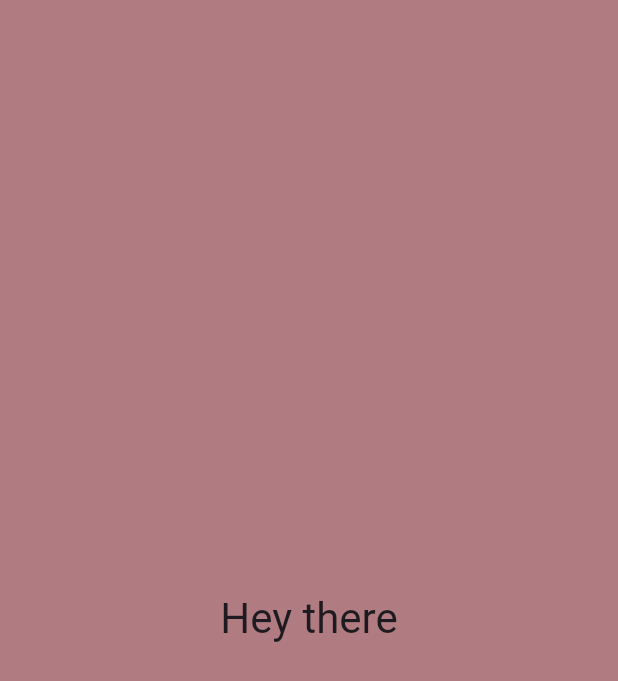
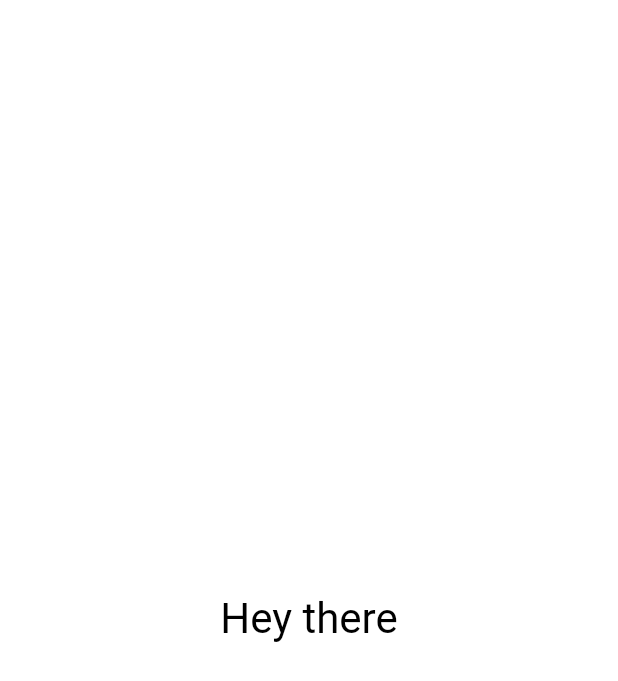
Before and after one commit to maksklimko/solid-software-test-task, a Flutter app: the screen it shows after launch, on a phone screen of 412 x 824 dp. Shown: the top 681 px of the screen. Run offline on Flutter 3.47's test engine with Material 3 defaults, Android fonts, the phone set to English and light mode, and no system bars; our stand-ins replace flutter_bloc.

Commit message:
Implemented state management with cubit

```diff
--- a/lib/general/app.dart
+++ b/lib/general/app.dart
@@ -1,6 +1,8 @@
 import 'package:flutter/material.dart';
+import 'package:flutter_bloc/flutter_bloc.dart';
 import 'package:solid_software_test_task/resources/strings_manager.dart';
-import 'package:solid_software_test_task/widgets/home_screen.dart';
+import 'package:solid_software_test_task/screens/home_screen/home_screen.dart';
+import 'package:solid_software_test_task/screens/home_screen/home_screen_cubit.dart';
 
 /// [App] widget is the root of application. It handles basic stuff like
 /// theming, routing, localization, etc.
@@ -10,9 +12,12 @@ class App extends StatelessWidget {
 
   @override
   Widget build(BuildContext context) {
-    return const MaterialApp(
+    return MaterialApp(
       title: StringsManager.appName,
-      home: HomeScreen(),
+      home: BlocProvider(
+        create: (_) => HomeScreenCubit(),
+        child: const HomeScreen(),
+      ),
     );
   }
 }
--- a/lib/resources/constants_manager.dart
+++ b/lib/resources/constants_manager.dart
@@ -2,6 +2,6 @@ import 'dart:ui';
 
 /// Resourse class that provides constatnt values for app
 class ConstantsManager {
-  ///Maximum possible integer value that can be converted to [Color]
+  /// Maximum possible integer value that can be converted to [Color]
   static const int maxColorValue = 0xFFFFFFFF;
 }
--- /dev/null
+++ b/lib/screens/home_screen/home_screen.dart
@@ -0,0 +1,45 @@
+import 'package:flutter/material.dart';
+import 'package:flutter_bloc/flutter_bloc.dart';
+import 'package:solid_software_test_task/resources/strings_manager.dart';
+import 'package:solid_software_test_task/screens/home_screen/home_screen_cubit.dart';
+import 'package:solid_software_test_task/screens/home_screen/home_screen_state.dart';
+import 'package:solid_software_test_task/utils/color_utils.dart';
+
+/// Main screen of the app
+///
+/// Implements background color changing functionality using [ColorUtils]
+///
+/// Also additional feature: changing text color depending on background color
+/// to increase readability and exclude case when background color is equal
+/// to text color
+class HomeScreen extends StatelessWidget {
+  /// Creates new instance of widget
+  const HomeScreen({super.key});
+
+  @override
+  Widget build(BuildContext context) {
+    return Scaffold(
+      body: BlocBuilder<HomeScreenCubit, HomeScreenState>(
+        bloc: context.read<HomeScreenCubit>(),
+        builder: (BuildContext context, HomeScreenState state) {
+          return GestureDetector(
+            onTap: () =>
+                context.read<HomeScreenCubit>().changeBackgroundColor(),
+            child: Scaffold(
+              backgroundColor: state.backgroundColor,
+              body: Center(
+                child: Text(
+                  StringsManager.homeScreenText,
+                  style: Theme.of(context)
+                      .textTheme
+                      .headlineMedium
+                      ?.copyWith(color: state.textColor),
+                ),
+              ),
+            ),
+          );
+        },
+      ),
+    );
+  }
+}
--- /dev/null
+++ b/lib/screens/home_screen/home_screen_state.dart
@@ -0,0 +1,19 @@
+import 'package:flutter/material.dart';
+import 'package:solid_software_test_task/screens/home_screen/home_screen.dart';
+
+/// Represents state class for [HomeScreen]
+class HomeScreenState {
+  /// Background color of screen
+  /// Defaults to [Colors.white]
+  final Color backgroundColor;
+
+  /// Text color of the screen. Must be inverted to [backgroundColor]
+  /// Defaults to [Colors.black]
+  final Color textColor;
+
+  /// Creates a new [HomeScreenState] instance
+  const HomeScreenState({
+    this.backgroundColor = Colors.white,
+    this.textColor = Colors.black,
+  });
+}
--- a/lib/widgets/home_screen.dart
+++ /dev/null
@@ -1,36 +0,0 @@
-import 'package:flutter/material.dart';
-import 'package:solid_software_test_task/resources/strings_manager.dart';
-import 'package:solid_software_test_task/utils/color_generator.dart';
-
-/// Main screen of the app
-///
-/// Implements background color changing functionality using [ColorGenerator]
-///
-/// Also additional feature: changing text color depending on background color
-/// to increase readability and exclude case when background color is equal
-/// to text color
-class HomeScreen extends StatefulWidget {
-  /// Creates new instance of widget
-  const HomeScreen({super.key});
-
-  @override
-  State<HomeScreen> createState() => _HomeScreenState();
-}
-
-class _HomeScreenState extends State<HomeScreen> {
-  @override
-  Widget build(BuildContext context) {
-    return GestureDetector(
-      onTap: () => setState(() {}),
-      child: Scaffold(
-        backgroundColor: ColorGenerator().getRandomColor(),
-        body: Center(
-          child: Text(
-            StringsManager.homeScreenText,
-            style: Theme.of(context).textTheme.headlineMedium,
-          ),
-        ),
-      ),
-    );
-  }
-}
--- a/pubspec.yaml
+++ b/pubspec.yaml
@@ -10,9 +10,9 @@ environment:
 dependencies:
   flutter:
     sdk: flutter
+  flutter_bloc: ^9.0.0
 
 dev_dependencies:
-  custom_lint: ^0.6.7
   flutter_test:
     sdk: flutter
   solid_lints: ^0.2.3
```
Also changed, not shown: lib/screens/home_screen/home_screen_cubit.dart (added, +23 -0 lines), lib/utils/color_utils.dart (renamed from lib/utils/color_generator.dart, +15 -1 lines), pubspec.lock.
